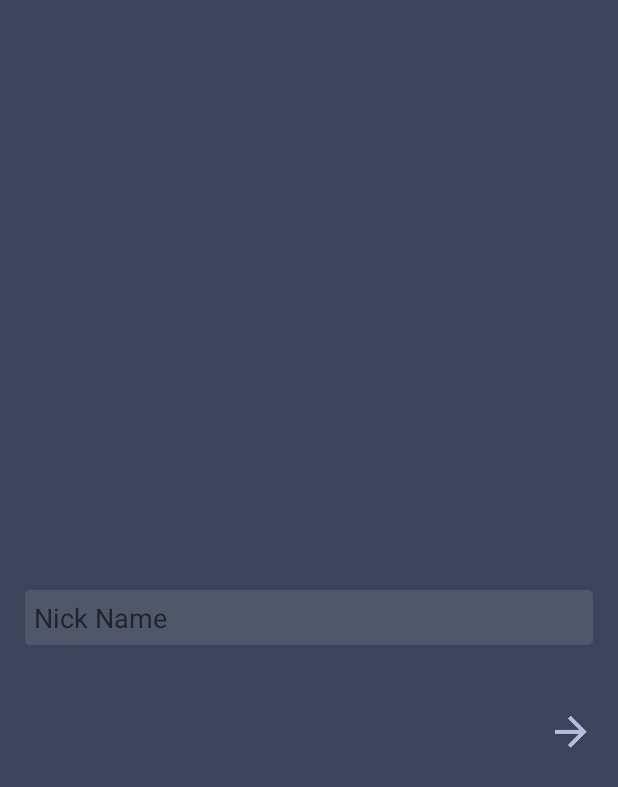
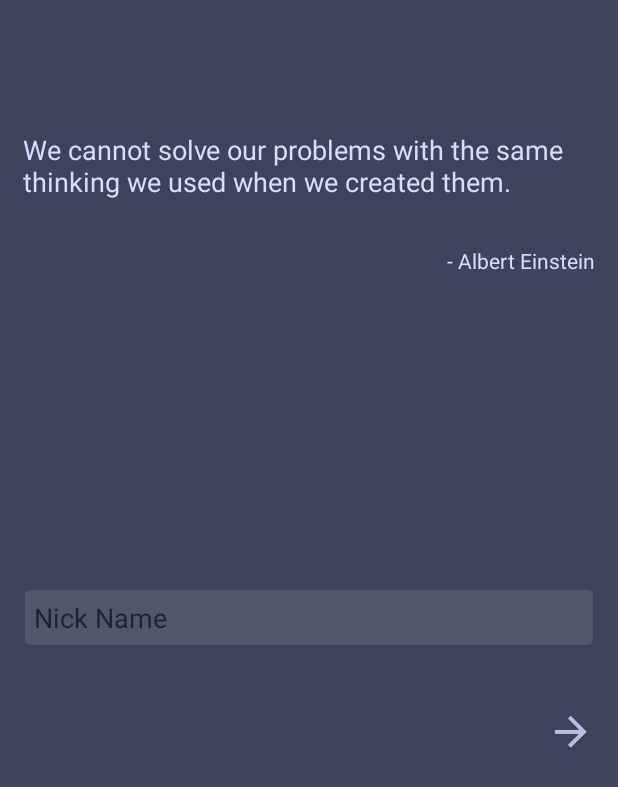
Before and after one commit to vinay089/Udacity_Quiz, an Android app: the screen it shows after launch (MainActivity), on a phone screen of 412 x 824 dp. Shown: the top 787 px of the screen. Run offline under Robolectric (Android 15) with nearby library versions, the phone set to English and light mode, and no system bars; our stand-ins replace ButterKnife.

Commit message:
User_screen updation and other minor changes

```diff
--- a/app/src/main/java/quiz/com/quiz_basicsch/MainActivity.java
+++ b/app/src/main/java/quiz/com/quiz_basicsch/MainActivity.java
@@ -4,11 +4,13 @@ import android.content.Intent;
 import android.content.SharedPreferences;
 import android.os.Build;
 import android.os.Bundle;
+import android.os.Handler;
 import android.support.annotation.NonNull;
 import android.support.annotation.RequiresApi;
 import android.support.v7.app.AppCompatActivity;
 import android.view.View;
 import android.widget.EditText;
+import android.widget.TextView;
 
 import java.util.ArrayList;
 
@@ -25,6 +27,22 @@ public class MainActivity extends AppCompatActivity {
     @BindView(R.id.et_name)
     EditText name_edittext;
 
+    @BindView(R.id.tv_quote_name)
+    TextView Tv_quote_name;
+
+    @BindView(R.id.tv_quote_author)
+    TextView Tv_quote_author;
+
+
+    String[]  quotes = {"We cannot solve our problems with the same thinking we used when we created them.",
+            "Be grateful for what you have and stop complaining - it bores everybody else, does you no good, and doesn't solve any problems." ,
+    "Intellectuals solve problems, geniuses prevent them.",
+            "Chess helps you to concentrate, improve your logic. It teaches you to play by the rules and take responsibility for your actions, how to problem solve in an uncertain environment." ,
+                    "Engineers like to solve problems. If there are no problems handily available, they will create their own problems."};
+
+    String[] quoter={"- Albert Einstein","- Zig Ziglar", "- Albert Einstein", "- Garry Kasparov", "- Scott Adams"};
+
+    int count=0;
     private boolean isNameEmpty(){
 
         if(name_edittext.getText().toString().trim().isEmpty())
@@ -60,7 +78,26 @@ public class MainActivity extends AppCompatActivity {
             new LoadQuestionFromFile(this, question_listener);
         }
 
+        final Handler handler = new Handler();
+        final int delay = 4000; //milliseconds
+
+        handler.postDelayed(new Runnable(){
+            public void run(){
+                //do something
+                Tv_quote_author.setText(quoter[count]);
+                Tv_quote_name.setText(quotes[count]);
+
+                count++;
+                if(count == 5){
+                    count = 0;
+                }
+
+                handler.postDelayed(this, delay);
+            }
+        }, delay);
+
     }
+
 
     @OnClick(R.id.tv_next)
     void OnClick(View view){
--- a/app/src/main/res/layout/activity_main.xml
+++ b/app/src/main/res/layout/activity_main.xml
@@ -6,6 +6,27 @@
     android:layout_height="match_parent"
     tools:context="quiz.com.quiz_basicsch.MainActivity"
     android:background="@color/primary_background_color">
+
+
+    <TextView
+        android:layout_width="match_parent"
+        android:layout_height="wrap_content"
+        android:id="@+id/tv_quote_name"
+        android:textColor="@color/basic_white"
+        android:textAppearance="@style/Base.TextAppearance.AppCompat.Medium"
+        android:padding="15dp"
+        android:layout_marginTop="72dp"
+        android:text="Intelligence is the ability to adapt to change."/>
+
+    <TextView
+        android:layout_width="wrap_content"
+        android:layout_height="wrap_content"
+        android:layout_below="@+id/tv_quote_name"
+        android:layout_alignParentRight="true"
+        android:id="@+id/tv_quote_author"
+        android:padding="15dp"
+        android:text="- Stephen Hawking"
+        android:textColor="@color/basic_white"/>
 
     <EditText
         android:layout_width="match_parent"
```
Also changed, not shown: app/src/main/java/quiz/com/quiz_basicsch/After_Complete_test.java (+33 -4 lines), app/src/main/res/layout/activity_after__complete_test.xml (+15 -3 lines).
